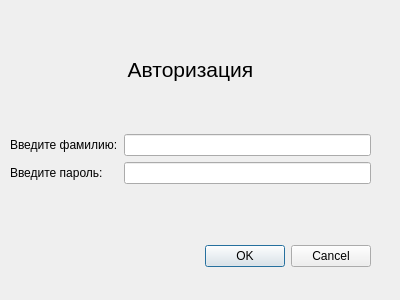
Above: src/main/auth.ui from sozzzzi/BudgetControl before the change. Below: the same form after it.
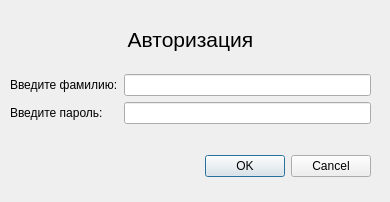
That is the form after the change.

Patch:
```diff
--- a/src/main/auth.ui
+++ b/src/main/auth.ui
@@ -6,8 +6,8 @@
    <rect>
     <x>0</x>
     <y>0</y>
-    <width>400</width>
-    <height>300</height>
+    <width>390</width>
+    <height>202</height>
    </rect>
   </property>
   <property name="windowTitle">
@@ -17,7 +17,7 @@
    <property name="geometry">
     <rect>
      <x>30</x>
-     <y>240</y>
+     <y>150</y>
      <width>341</width>
      <height>32</height>
     </rect>
@@ -35,7 +35,7 @@
      <x>10</x>
      <y>10</y>
      <width>361</width>
-     <height>221</height>
+     <height>131</height>
     </rect>
    </property>
    <layout class="QGridLayout" name="gridLayout">
```
